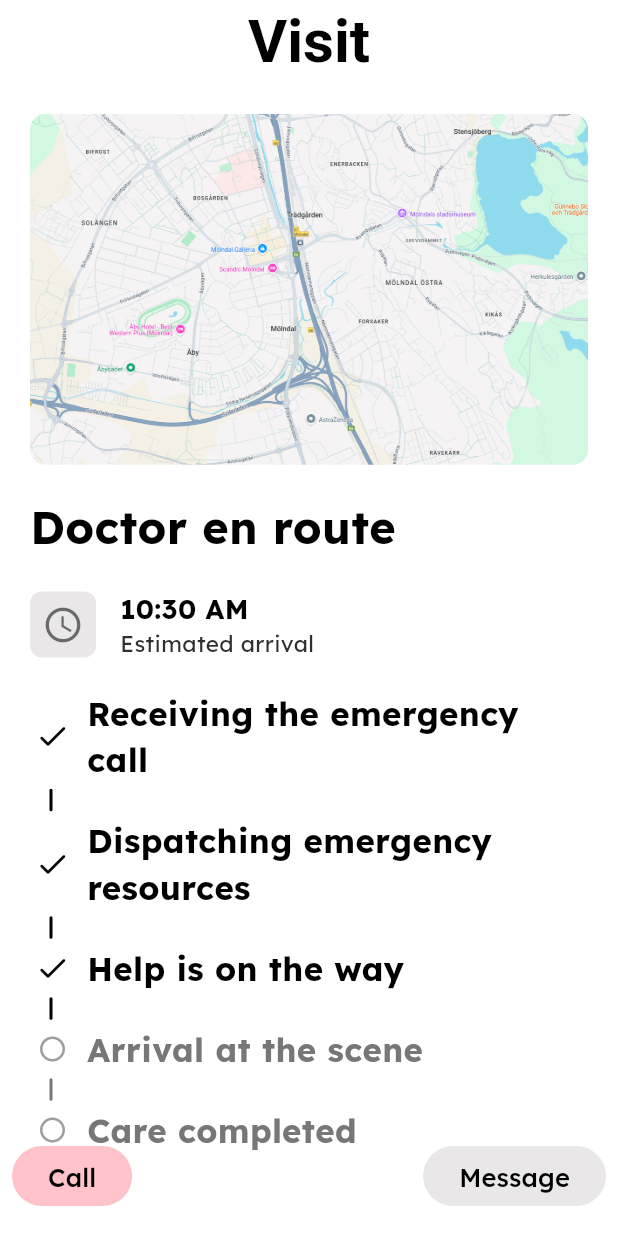
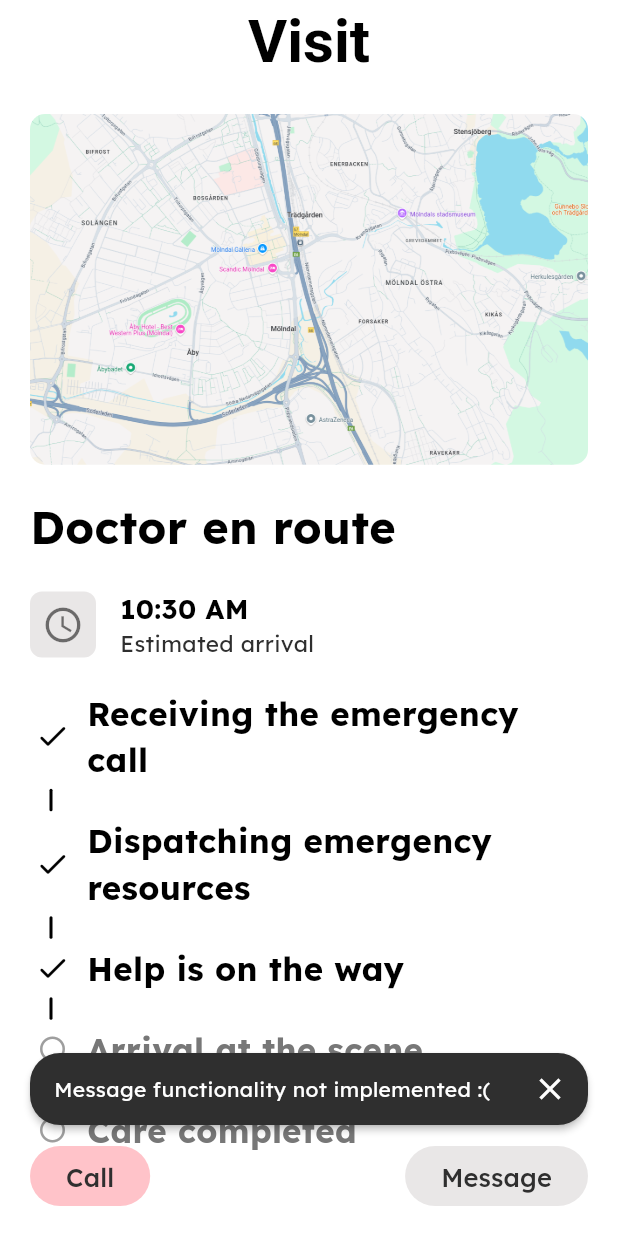
Before and after one commit to JonatanLindh/MediCall, a Flutter app: the screen it shows after launch, after a tap on "Message", on a phone screen of 412 x 824 dp. Run offline on Flutter 3.47's test engine with Material 3 defaults, Android fonts, the phone set to English and light mode, and no system bars; our stand-ins replace bloc, equatable, flutter_bloc, flutter_hooks, geolocator, go_router and 1 more; missing offline and left inert: flutter_webrtc, livekit_client; network calls fail.

Commit message:
feat: enhance UI of CallInitialUI and FloatingActionButtons with theme colors and improved button styles

```diff
--- a/app/lib/screens/patient/emergency/patient_emergency_screen.dart
+++ b/app/lib/screens/patient/emergency/patient_emergency_screen.dart
@@ -1,5 +1,6 @@
 import 'package:flutter/material.dart';
 import 'package:medicall/app/app_export.dart';
+import 'package:medicall/app/routes.dart';
 
 class TimelineStep {
   const TimelineStep(this.title, {required this.isActive});
@@ -31,27 +32,57 @@ class FloatingActionButtons extends StatelessWidget {
 
   @override
   Widget build(BuildContext context) {
+    final c = Theme.of(context).colorScheme;
+
     return Padding(
-      padding: const EdgeInsets.symmetric(horizontal: 8),
+      padding: const EdgeInsets.symmetric(horizontal: 20),
       child: Row(
         mainAxisAlignment: MainAxisAlignment.spaceBetween,
         spacing: 10,
         children: [
           FilledButton(
-            onPressed: () {},
+            onPressed: () => CallRoute().push<void>(context),
             style: FilledButton.styleFrom(
-              backgroundColor: Theme.of(context).colorScheme.secondary,
-              foregroundColor: Colors.black,
+              backgroundColor: c.secondary,
+              foregroundColor: c.onSecondary,
             ),
-            child: const Text('Call', style: TextStyle(fontSize: 17)),
+            child: const Text(
+              'Call',
+              style: TextStyle(fontSize: 17),
+            ),
           ),
           FilledButton(
-            onPressed: () {},
+            onPressed: () {
+              // Implement message functionality
+              ScaffoldMessenger.of(context).showSnackBar(
+                const SnackBar(
+                  content: Text(
+                    'Message functionality not implemented :(',
+                  ),
+                  // width: 400,
+                  behavior: SnackBarBehavior.floating,
+                  shape: RoundedRectangleBorder(
+                    borderRadius: BorderRadius.all(
+                      Radius.circular(20),
+                    ),
+                  ),
+                  margin: EdgeInsets.symmetric(
+                    horizontal: 20,
+                    vertical: 10,
+                  ),
+                  showCloseIcon: true,
+                  elevation: 2,
+                ),
+              );
+            },
             style: FilledButton.styleFrom(
-              backgroundColor: Theme.of(context).colorScheme.tertiary,
-              foregroundColor: Colors.black,
+              backgroundColor: c.tertiary,
+              foregroundColor: c.onTertiary,
             ),
-            child: const Text('Message', style: TextStyle(fontSize: 17)),
+            child: const Text(
+              'Message',
+              style: TextStyle(fontSize: 17),
+            ),
           ),
         ],
       ),
```
Also changed, not shown: app/lib/screens/call/call_screen.dart (+15 -2 lines).
